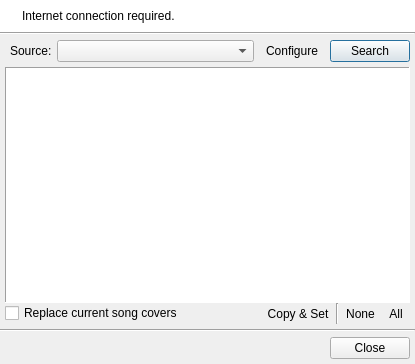
This is src/remoteimages/QURemoteImageDialog.ui in UltraStar-Deluxe/UltraStar-Manager as Qt 5 draws it before an edit. The edited form follows.
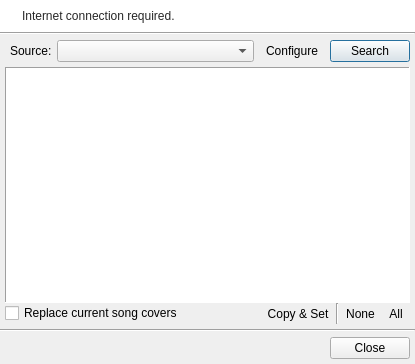
This is the edited form. Icons and pictures are not drawn.

Commit message: Adjusted colors of widgets to be usable in OS dark mode.

```diff
--- a/src/remoteimages/QURemoteImageDialog.ui
+++ b/src/remoteimages/QURemoteImageDialog.ui
@@ -44,6 +44,15 @@
      <property name="palette">
       <palette>
        <active>
+        <colorrole role="WindowText">
+         <brush brushstyle="SolidPattern">
+          <color alpha="216">
+           <red>0</red>
+           <green>0</green>
+           <blue>0</blue>
+          </color>
+         </brush>
+        </colorrole>
         <colorrole role="Base">
          <brush brushstyle="SolidPattern">
           <color alpha="255">
@@ -64,6 +73,15 @@
         </colorrole>
        </active>
        <inactive>
+        <colorrole role="WindowText">
+         <brush brushstyle="SolidPattern">
+          <color alpha="216">
+           <red>0</red>
+           <green>0</green>
+           <blue>0</blue>
+          </color>
+         </brush>
+        </colorrole>
         <colorrole role="Base">
          <brush brushstyle="SolidPattern">
           <color alpha="255">
@@ -84,6 +102,15 @@
         </colorrole>
        </inactive>
        <disabled>
+        <colorrole role="WindowText">
+         <brush brushstyle="SolidPattern">
+          <color alpha="63">
+           <red>0</red>
+           <green>0</green>
+           <blue>0</blue>
+          </color>
+         </brush>
+        </colorrole>
         <colorrole role="Base">
          <brush brushstyle="SolidPattern">
           <color alpha="255">
```
Left out of the diff: 2 changed lines with no effect on the pictures. The commit also changes 16 other files.
